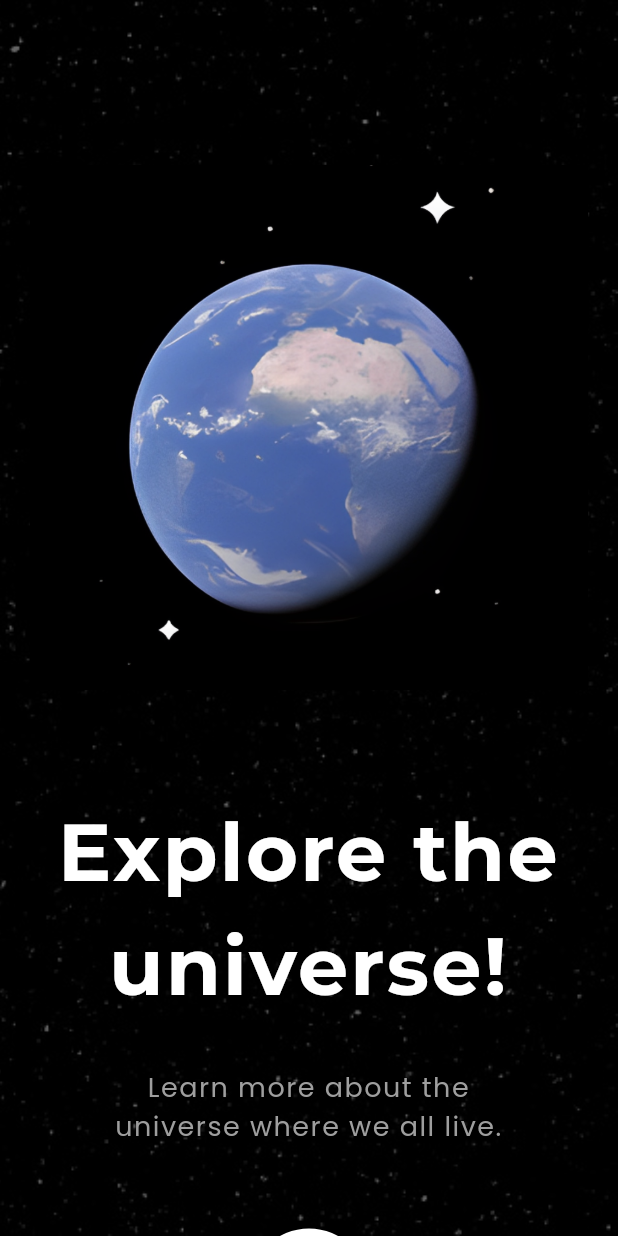
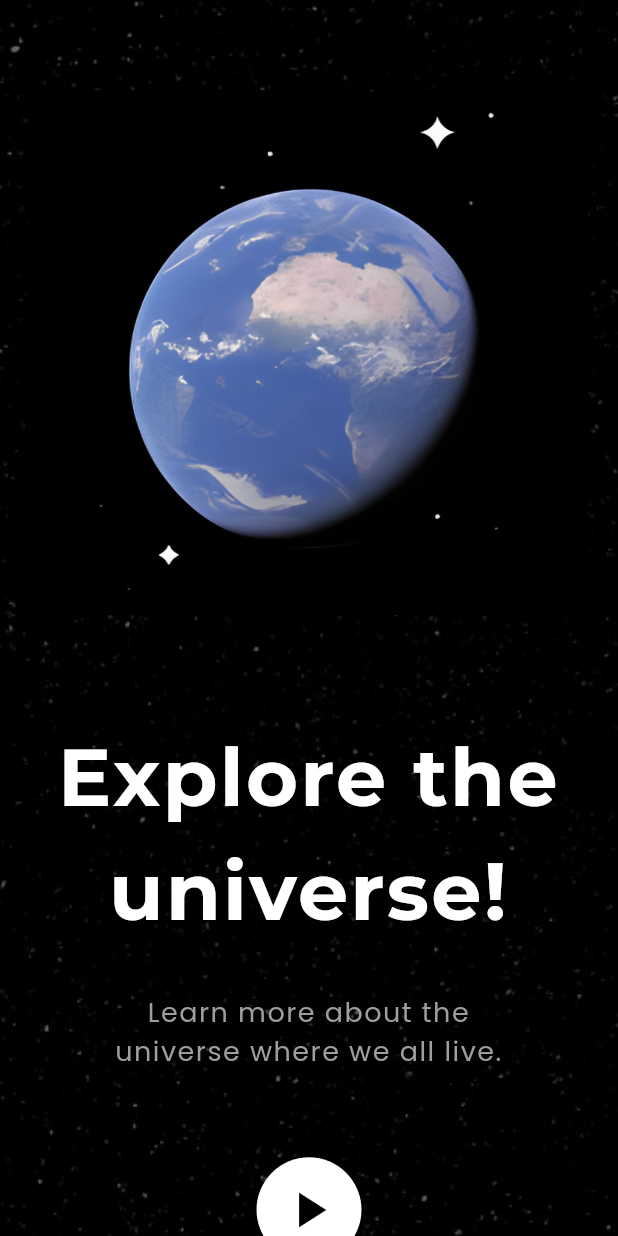
Before and after one commit to Drashtipatel296/PR_6_Animator, a Flutter app: the screen it shows after launch, on a phone screen of 412 x 824 dp. Run offline on Flutter 3.47's test engine with Material 3 defaults, Android fonts, the phone set to English and light mode, and no system bars; our stand-ins replace card_swiper, google_fonts, shared_preferences.

Commit message:
16-07-2024

```diff
--- a/lib/screens/detail/detail_screen.dart
+++ b/lib/screens/detail/detail_screen.dart
@@ -60,7 +60,7 @@ class _DetailScreenState extends State<DetailScreen> with SingleTickerProviderSt
           ),
           SingleChildScrollView(
             child: Padding(
-              padding: const EdgeInsets.only(top: 20, left: 15, right: 15),
+              padding: const EdgeInsets.only(left: 15, right: 15),
               child: Column(
                 crossAxisAlignment: CrossAxisAlignment.start,
                 children: [
@@ -69,7 +69,7 @@ class _DetailScreenState extends State<DetailScreen> with SingleTickerProviderSt
                       Column(
                         crossAxisAlignment: CrossAxisAlignment.start,
                         children: [
-                          const SizedBox(height: 320),
+                          const SizedBox(height: 290),
                           Row(
                             children: [
                               Text(
@@ -77,7 +77,7 @@ class _DetailScreenState extends State<DetailScreen> with SingleTickerProviderSt
                                 overflow: TextOverflow.ellipsis,
                                 style: GoogleFonts.poppins(
                                   fontWeight: FontWeight.bold,
-                                  fontSize: 58,
+                                  fontSize: 55,
                                   color: Colors.white,
                                 ),
                               ),
--- a/lib/screens/favourite/like_screen.dart
+++ b/lib/screens/favourite/like_screen.dart
@@ -69,7 +69,7 @@ class _LikeScreenState extends State<LikeScreen> {
                         MaterialPageRoute(builder: (context) => DetailScreen(planet: planet)),
                       );
                     },
-                    leading: Container(
+                    leading: SizedBox(
                       height: 60,
                       width: 60,
                       child: Image.asset(planet.image),
@@ -77,7 +77,7 @@ class _LikeScreenState extends State<LikeScreen> {
                     title: Text(
                       planet.name,
                       style: GoogleFonts.poppins(
-                          color: Colors.white, fontWeight: FontWeight.bold, fontSize: 25),
+                          color: Colors.white, fontWeight: FontWeight.bold, fontSize: 22),
                     ),
                     subtitle: Text(planet.planetType,
                         style: GoogleFonts.poppins(color: Colors.grey)),
--- a/lib/screens/splash/splash_screen.dart
+++ b/lib/screens/splash/splash_screen.dart
@@ -1,10 +1,37 @@
 import 'package:flutter/material.dart';
 import 'package:google_fonts/google_fonts.dart';
 import 'package:pr_6_space_app/screens/home/home_screen.dart';
-import 'package:pr_6_space_app/utils/global_var.dart';
 
-class SplashScreen extends StatelessWidget {
+class SplashScreen extends StatefulWidget {
   const SplashScreen({super.key});
+
+  @override
+  _SplashScreenState createState() => _SplashScreenState();
+}
+
+class _SplashScreenState extends State<SplashScreen> with SingleTickerProviderStateMixin {
+  late AnimationController _controller;
+  late Animation<double> _animation;
+
+  @override
+  void initState() {
+    super.initState();
+    _controller = AnimationController(
+      duration: const Duration(seconds: 2),
+      vsync: this,
+    );
+    _animation = CurvedAnimation(
+      parent: _controller,
+      curve: Curves.easeIn,
+    );
+    _controller.forward();
+  }
+
+  @override
+  void dispose() {
+    _controller.dispose();
+    super.dispose();
+  }
 
   @override
   Widget build(BuildContext context) {
@@ -27,8 +54,10 @@ class SplashScreen extends StatelessWidget {
           ),
           Column(
             children: [
-              Container(
-                margin: const EdgeInsets.only(top: 110, left: 20, right: 20),
+              FadeTransition(
+                opacity: _animation,
+                child: Container(
+                  margin: const EdgeInsets.only(top: 60, left: 20, right: 20),
                   height: 350,
                   width: double.infinity,
                   decoration: const BoxDecoration(
@@ -38,10 +67,13 @@ class SplashScreen extends StatelessWidget {
                     ),
                   ),
                 ),
+              ),
               const SizedBox(
                 height: 70,
               ),
-              Text(
+              FadeTransition(
+                opacity: _animation,
+                child: Text(
                   textAlign: TextAlign.center,
                   'Explore the\nuniverse!',
                   style: GoogleFonts.montserrat(
@@ -51,10 +83,13 @@ class SplashScreen extends StatelessWidget {
                     letterSpacing: 1.5,
                   ),
                 ),
+              ),
               const SizedBox(
                 height: 30,
               ),
-              Text(
+              FadeTransition(
+                opacity: _animation,
+                child: Text(
                   textAlign: TextAlign.center,
                   'Learn more about the\nuniverse where we all live.',
                   style: GoogleFonts.poppins(
@@ -63,24 +98,28 @@ class SplashScreen extends StatelessWidget {
                     letterSpacing: 1,
                   ),
                 ),
+              ),
               const SizedBox(
                 height: 55,
               ),
-              Container(
-                height: 80,
-                width: 80,
+              FadeTransition(
+                opacity: _animation,
+                child: Container(
+                  height: 75,
+                  width: 70,
                   decoration: const BoxDecoration(
                     shape: BoxShape.circle,
                     color: Colors.white,
                   ),
                   child: IconButton(
                     onPressed: () {
-                    Navigator.of(context).push(changePage(const HomeScreen(),),);
+                      Navigator.of(context).push(MaterialPageRoute(builder: (context) => const HomeScreen()));
                     },
                     icon: const Icon(
                       Icons.play_arrow,
                       size: 40,
                       color: Colors.black,
+                    ),
                   ),
                 ),
               ),
```
Also changed, not shown: lib/screens/home/home_screen.dart (+7 -6 lines). Lines whose indentation alone changed are shown as unchanged.
